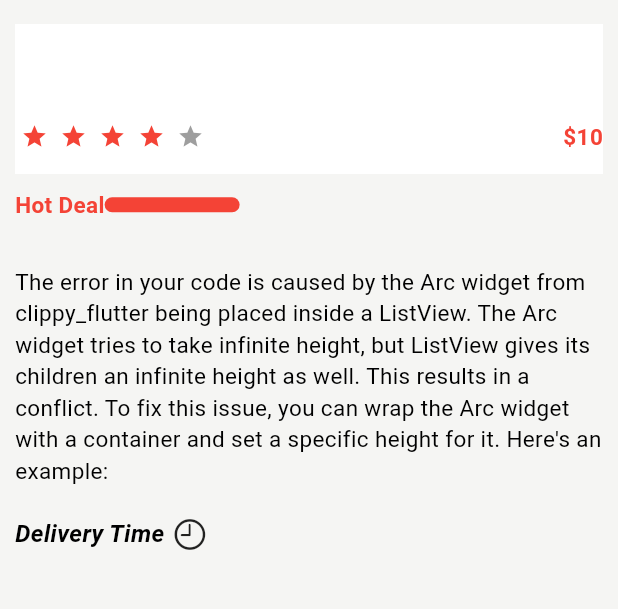
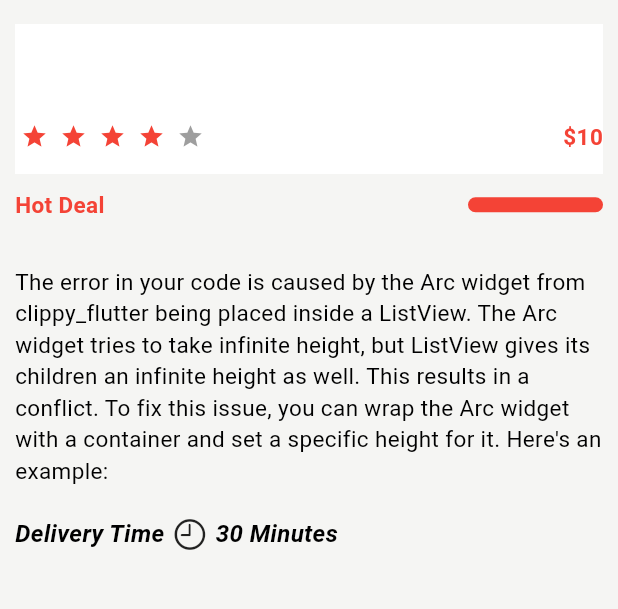
Before and after one commit to Katchietsnouva/family_health_app, a Flutter app: the ItemsPage screen opened by its route, on a phone screen of 412 x 824 dp, the part 594-1203 px from its top. Run offline on Flutter 3.47's test engine with Material 3 defaults, Android fonts, the phone set to English and light mode, and no system bars; drawn by our look-alikes of flutter_rating_bar; missing offline and left inert: clippy_flutter.

Commit message:
commit major 0.79

```diff
--- a/lib/Pages/ItemsPage.dart
+++ b/lib/Pages/ItemsPage.dart
@@ -71,6 +71,7 @@ class ItemsPage extends StatelessWidget {
                 bottom: 20,
               ),
               child: Row(
+                mainAxisAlignment: MainAxisAlignment.spaceBetween,
                 children: [
                   Text("Hot Deal",
                     style: TextStyle(
@@ -123,7 +124,17 @@ class ItemsPage extends StatelessWidget {
                     child: Icon(
                       CupertinoIcons.clock,
                     ),
-              )
+                  ),
+                  Text("30 Minutes",
+                  style: TextStyle(
+                    fontSize: 16,
+                    color: Colors.black,
+                    fontWeight: FontWeight.bold,
+                    fontStyle: FontStyle.italic,
+                  ),
+                  textAlign: TextAlign.justify,
+                  ),
+
               ],
             )
 
```
Lines whose indentation alone changed are shown as unchanged.
